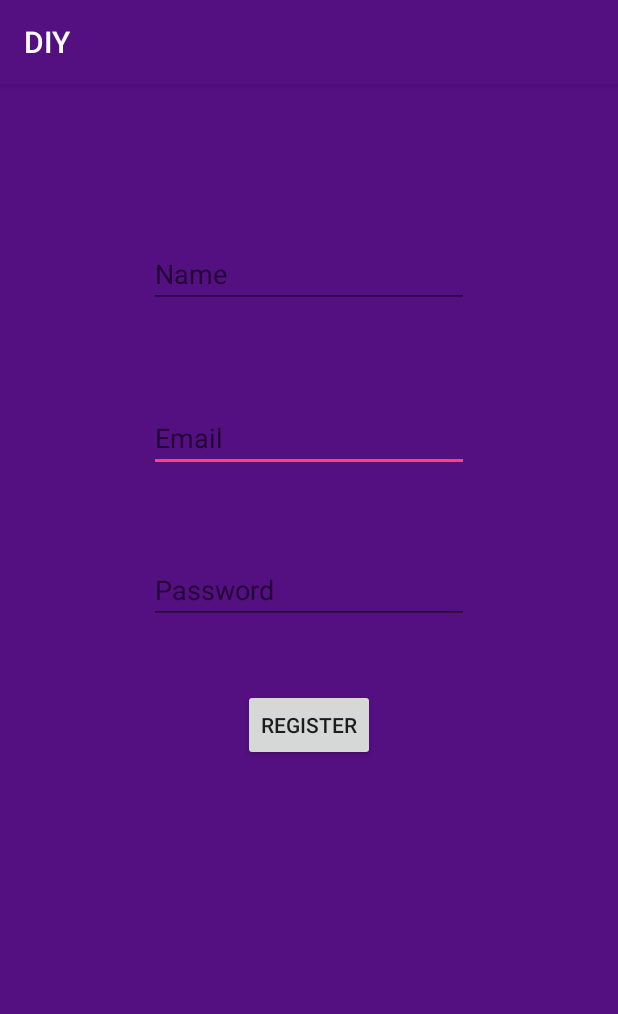
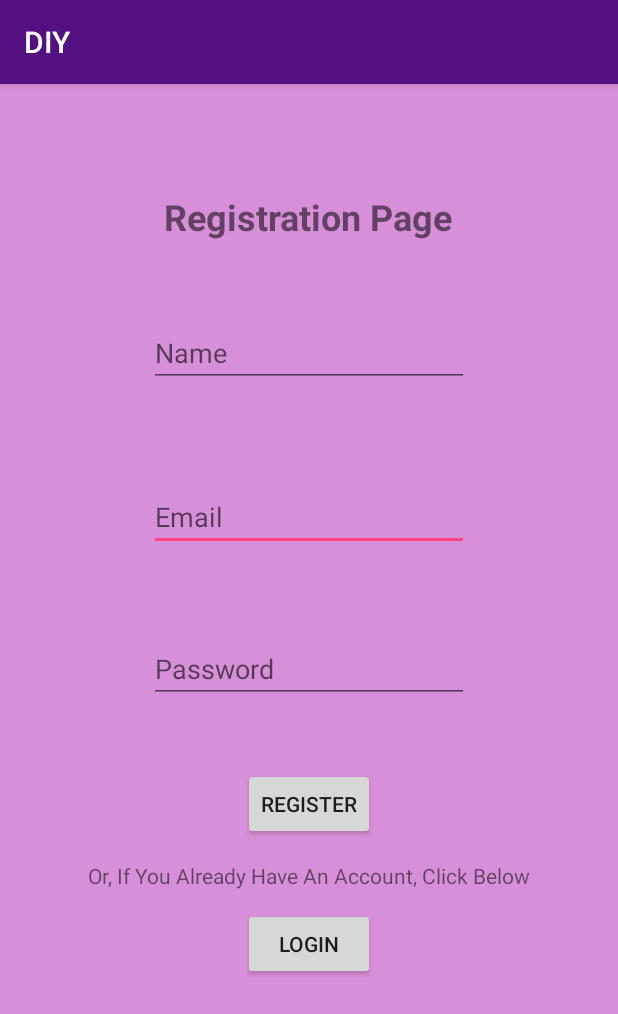
Before and after one commit to poojammd/DIYapp, an Android app: the Register screen opened directly, with no data from a screen before it, on a phone screen of 412 x 824 dp. Shown: the top 1014 px of the screen. Run offline under Robolectric (Android 15) with nearby library versions, the phone set to English and light mode, and no system bars.

Commit message:
Fixed Login Error. Added Few Options in GUI and Made UI improvements

```diff
--- a/app/src/main/java/com/example/pooja/diy/Databasehelper.java
+++ b/app/src/main/java/com/example/pooja/diy/Databasehelper.java
@@ -12,7 +12,7 @@ public class Databasehelper extends SQLiteOpenHelper {
     public static final String DATABASE_NAME="register.db";
     public static final String TABLE_NAME="registeruser";
     public static final String COL_1="ID";
-    public static final String COL_2="username";
+    public static final String COL_2="email";
     public static final String COL_3="password";
 
     public Databasehelper( Context context) {
--- a/app/src/main/java/com/example/pooja/diy/Register.java
+++ b/app/src/main/java/com/example/pooja/diy/Register.java
@@ -13,7 +13,7 @@ import android.widget.Toast;
 
 public class Register extends AppCompatActivity  {
     EditText name,email,password;
-    Button reg;
+    Button reg,login;
     Databasehelper db;
 
     @Override
@@ -25,6 +25,7 @@ public class Register extends AppCompatActivity  {
         email=findViewById(R.id.editText3);
         password=findViewById(R.id.editText4);
         reg=findViewById(R.id.button3);
+        login=findViewById(R.id.button4);
         reg.setOnClickListener(new View.OnClickListener() {
             @Override
             public void onClick(View view) {
@@ -47,6 +48,15 @@ public class Register extends AppCompatActivity  {
             }
         });
 
+        login.setOnClickListener(new View.OnClickListener() {
+            @Override
+            public void onClick(View view) {
+                Intent t=new Intent(getApplicationContext(),Login.class);
+                startActivity(t);
+            }
+        });
+
+
     }
 
 }
--- a/app/src/main/res/layout/activity_register.xml
+++ b/app/src/main/res/layout/activity_register.xml
@@ -4,8 +4,41 @@
     xmlns:tools="http://schemas.android.com/tools"
     android:layout_width="match_parent"
     android:layout_height="match_parent"
-    android:background="#FF540F80"
+    android:background="#d88fd9"
     tools:context=".Register">
+
+    <TextView
+        android:id="@+id/textView5"
+        android:layout_width="wrap_content"
+        android:layout_height="wrap_content"
+        android:layout_marginTop="14dp"
+        android:text="Or, If You Already Have An Account, Click Below"
+        app:layout_constraintEnd_toEndOf="parent"
+        app:layout_constraintStart_toStartOf="parent"
+        app:layout_constraintTop_toBottomOf="@+id/button3" />
+
+    <Button
+        android:id="@+id/button4"
+        android:layout_width="wrap_content"
+        android:layout_height="wrap_content"
+        android:layout_marginTop="12dp"
+        android:text="Login"
+        app:layout_constraintEnd_toEndOf="parent"
+        app:layout_constraintStart_toStartOf="parent"
+        app:layout_constraintTop_toBottomOf="@+id/textView5" />
+
+    <TextView
+        android:id="@+id/textView4"
+        android:layout_width="wrap_content"
+        android:layout_height="wrap_content"
+        android:layout_marginTop="72dp"
+        android:text="Registration Page"
+        android:textSize="24sp"
+        android:textStyle="bold"
+        app:layout_constraintEnd_toEndOf="parent"
+        app:layout_constraintHorizontal_bias="0.498"
+        app:layout_constraintStart_toStartOf="parent"
+        app:layout_constraintTop_toTopOf="parent" />
 
     <EditText
         android:id="@+id/editText3"
@@ -56,7 +89,7 @@
         android:layout_width="wrap_content"
         android:layout_height="wrap_content"
         android:layout_marginStart="99dp"
-        android:layout_marginTop="104dp"
+        android:layout_marginTop="52dp"
         android:layout_marginEnd="99dp"
         android:ems="10"
         android:hint="Name"
@@ -65,6 +98,6 @@
         app:layout_constraintEnd_toEndOf="parent"
         app:layout_constraintHorizontal_bias="0.0"
         app:layout_constraintStart_toStartOf="parent"
-        app:layout_constraintTop_toTopOf="parent" />
+        app:layout_constraintTop_toBottomOf="@+id/textView4" />
 
 </android.support.constraint.ConstraintLayout>
--- a/build.gradle
+++ b/build.gradle
@@ -7,7 +7,7 @@ buildscript {
         jcenter()
     }
     dependencies {
-        classpath 'com.android.tools.build:gradle:3.1.3'
+        classpath 'com.android.tools.build:gradle:3.5.0'
 
 
         // NOTE: Do not place your application dependencies here; they belong
```
Also changed, not shown: app/src/main/res/layout/activity_login.xml (+28 -6 lines), gradle/wrapper/gradle-wrapper.properties.
